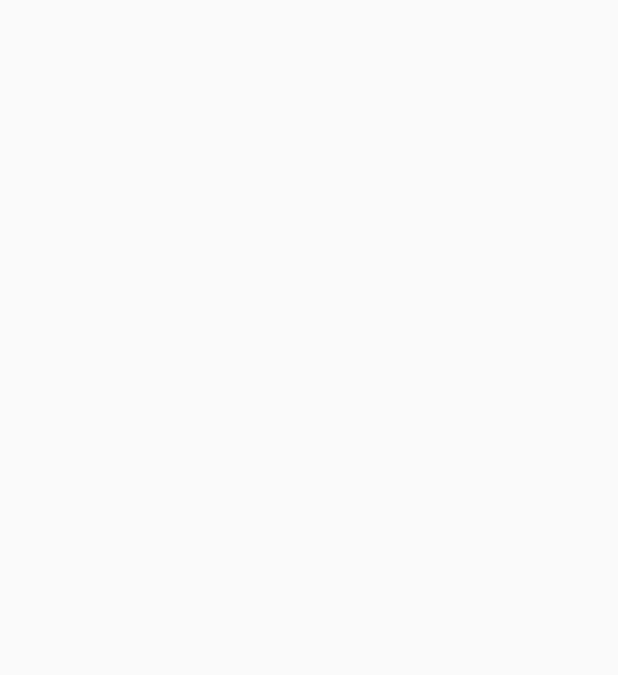
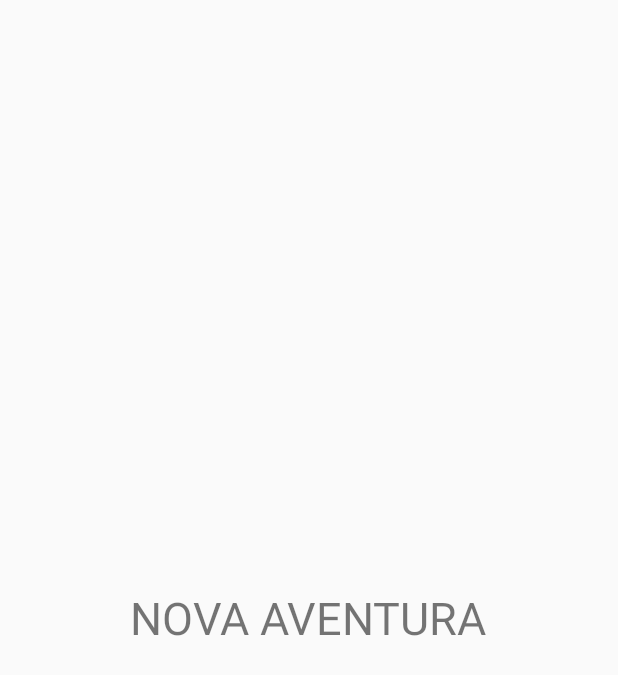
Before and after one commit to pneto97/Appdev-Project, an Android app: the NewAdventureActivity screen opened directly, with no data from a screen before it, on a phone screen of 412 x 824 dp. Before the commit the part shown is empty. Shown: the top 675 px of the screen. Run offline under Robolectric (Android 15) with nearby library versions, the phone set to English and light mode, and no system bars.

Commit message:
some text

```diff
--- a/app/src/main/java/br/unb/appdev/igor/MainActivity.java
+++ b/app/src/main/java/br/unb/appdev/igor/MainActivity.java
@@ -29,6 +29,7 @@ public class MainActivity extends AppCompatActivity {
     }
 
 
+
     public void openNewAdventureActivity() {
 
         Intent intent = new Intent(this, NewAdventureActivity.class);
--- a/app/src/main/res/layout/activity_new_adventure.xml
+++ b/app/src/main/res/layout/activity_new_adventure.xml
@@ -1,9 +1,20 @@
 <?xml version="1.0" encoding="utf-8"?>
-<android.support.constraint.ConstraintLayout xmlns:android="http://schemas.android.com/apk/res/android"
+<RelativeLayout xmlns:android="http://schemas.android.com/apk/res/android"
     xmlns:app="http://schemas.android.com/apk/res-auto"
     xmlns:tools="http://schemas.android.com/tools"
     android:layout_width="match_parent"
     android:layout_height="match_parent"
     tools:context="br.unb.appdev.igor.NewAdventureActivity">
 
-</android.support.constraint.ConstraintLayout>
+    <TextView
+        android:layout_width="wrap_content"
+        android:layout_height="wrap_content"
+        android:layout_centerHorizontal="true"
+        android:layout_centerInParent="true"
+        android:layout_centerVertical="true"
+        android:padding="@dimen/test_padding"
+        android:text="NOVA AVENTURA"
+        android:textSize="30sp"
+        tools:context=".MainActivity" />
+
+</RelativeLayout>
--- a/app/src/main/res/values/strings.xml
+++ b/app/src/main/res/values/strings.xml
@@ -3,6 +3,6 @@
     <string name="hello_world">Hello world!</string>
     <string name="menu_settings">Settings</string>
     <string name="title_activity_main">MainActivity</string>
-    <dimen name="muh_padding">20px</dimen>>
+    <dimen name="test_padding">20px</dimen>>
     <color name="purple">#220035</color>
 </resources>
```
